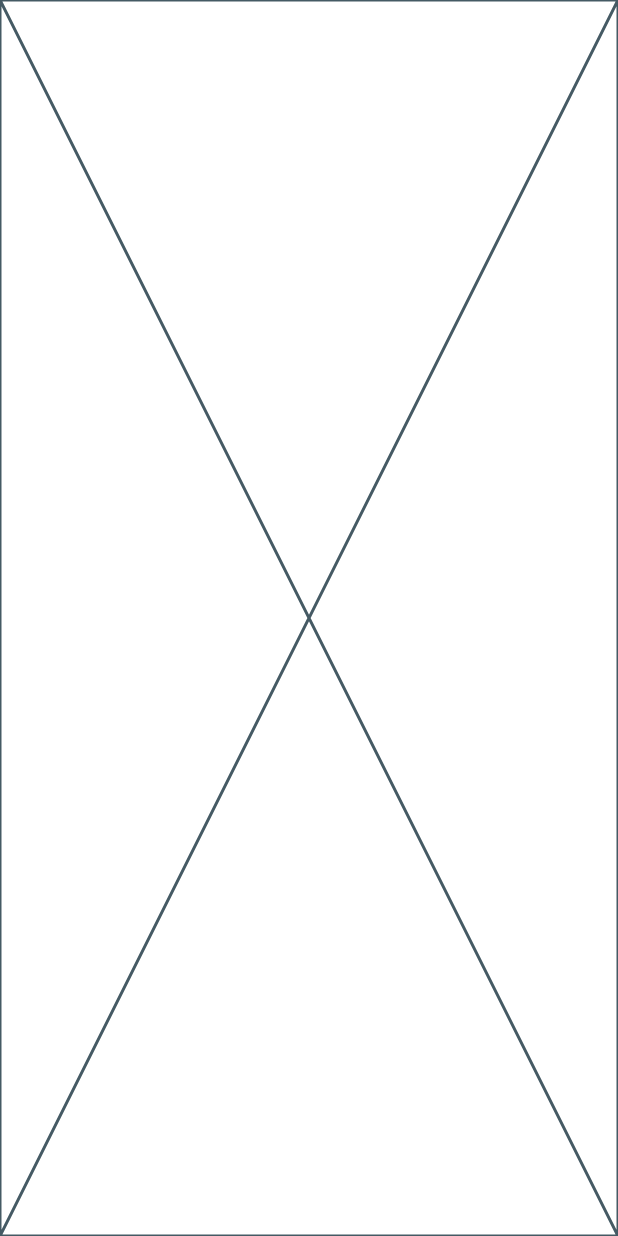
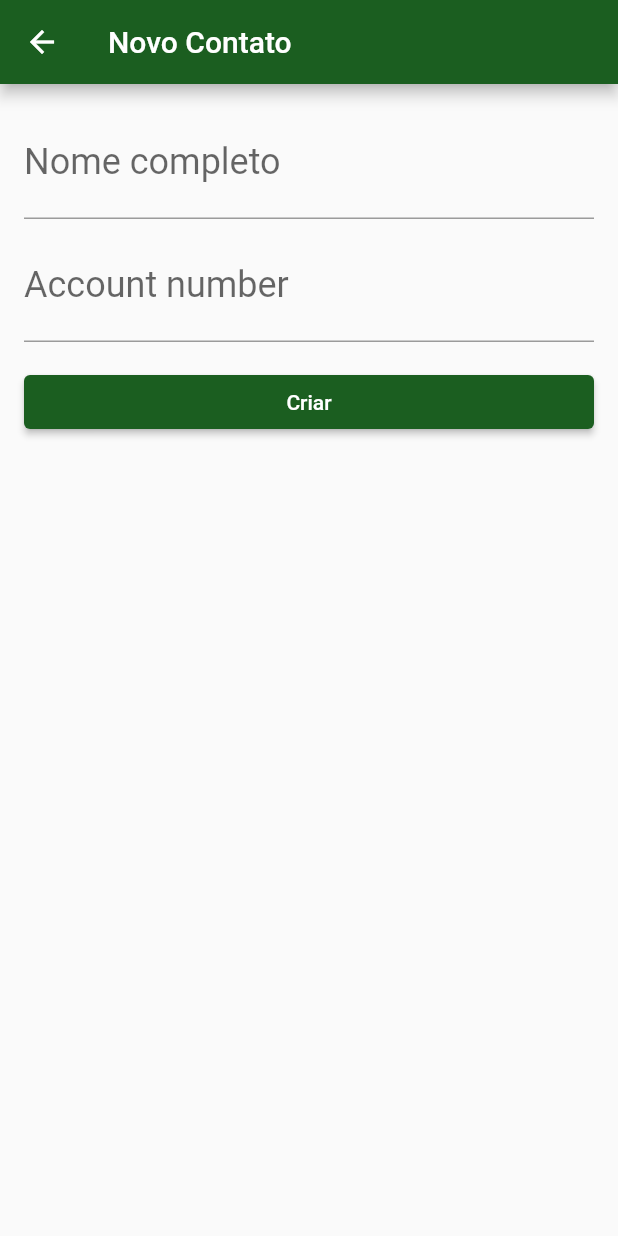
Before and after one commit to DouglasLeal/curso-flutter-persistencia-alura, a Flutter app: the ContactsList screen opened directly, after a tap on the "add" icon, on a phone screen of 412 x 824 dp. Run offline on Flutter 3.47's test engine with Material 2 defaults, Android fonts, the phone set to English and light mode, and no system bars; our stand-ins replace sqflite; accounts and stored records are empty.

Commit message:
ContactForm page criada

```diff
--- a/lib/main.dart
+++ b/lib/main.dart
@@ -11,6 +11,7 @@ class MyApp extends StatelessWidget {
   @override
   Widget build(BuildContext context) {
     return MaterialApp(
+      debugShowCheckedModeBanner: false,
       theme: ThemeData(
         primaryColor: Colors.green[900],
         colorScheme: ColorScheme.fromSwatch().copyWith(
--- a/lib/pages/contact_form.dart
+++ b/lib/pages/contact_form.dart
@@ -1,4 +1,6 @@
 import 'package:flutter/material.dart';
+import 'package:persistencia/database/dao/contact_dao.dart';
+import 'package:persistencia/models/contact.dart';
 
 class ContactForm extends StatefulWidget {
   const ContactForm({Key? key}) : super(key: key);
@@ -8,8 +10,58 @@ class ContactForm extends StatefulWidget {
 }
 
 class _ContactFormState extends State<ContactForm> {
+  final TextEditingController _nameController = TextEditingController();
+  final TextEditingController _accountNumberController =
+      TextEditingController();
+  final ContactDao _dao = ContactDao();
+
   @override
   Widget build(BuildContext context) {
-    return const Placeholder();
+    return Scaffold(
+      appBar: AppBar(
+        title: const Text("Novo Contato"),
+      ),
+      body: Padding(
+        padding: const EdgeInsets.all(16),
+        child: Column(
+          children: [
+            TextField(
+              controller: _nameController,
+              decoration: const InputDecoration(
+                labelText: "Nome completo",
+              ),
+              style: const TextStyle(fontSize: 24),
+            ),
+            Padding(
+              padding: const EdgeInsets.only(top: 8.0),
+              child: TextField(
+                controller: _accountNumberController,
+                decoration: const InputDecoration(
+                  labelText: 'Account number',
+                ),
+                style: const TextStyle(
+                  fontSize: 24.0,
+                ),
+                keyboardType: TextInputType.number,
+              ),
+            ),
+            Padding(padding: const EdgeInsets.only(top: 16),
+            child: SizedBox(
+              width: double.maxFinite,
+              child: ElevatedButton(
+                child: const Text('Criar'),
+                onPressed: (){
+                  final String name = _nameController.text;
+                  final int? accountNumber = int.tryParse(_accountNumberController.text);
+                  final Contact newContact = Contact(0, name, accountNumber);
+                  _dao.save(newContact).then((id) => Navigator.pop(context));
+                },
+              )
+            ),
+            )
+          ],
+        ),
+      ),
+    );
   }
 }
--- a/lib/pages/contacts_list.dart
+++ b/lib/pages/contacts_list.dart
@@ -17,13 +17,13 @@ class _ContactsListState extends State<ContactsList> {
   Widget build(BuildContext context) {
     return Scaffold(
       appBar: AppBar(
-        title: const Text("Contacts"),
+        title: const Text("Contatos"),
       ),
       floatingActionButton: FloatingActionButton(
-        onPressed: () async {
-          Contact contatos = await Navigator.of(context).push(MaterialPageRoute(
+        onPressed: () {
+          Navigator.of(context).push(MaterialPageRoute(
             builder: (context) => const ContactForm(),
-          ));
+          )).then((value) => setState((){}));
         },
         child: const Icon(Icons.add),
       ),
```
Also changed, not shown: 5 other files.
